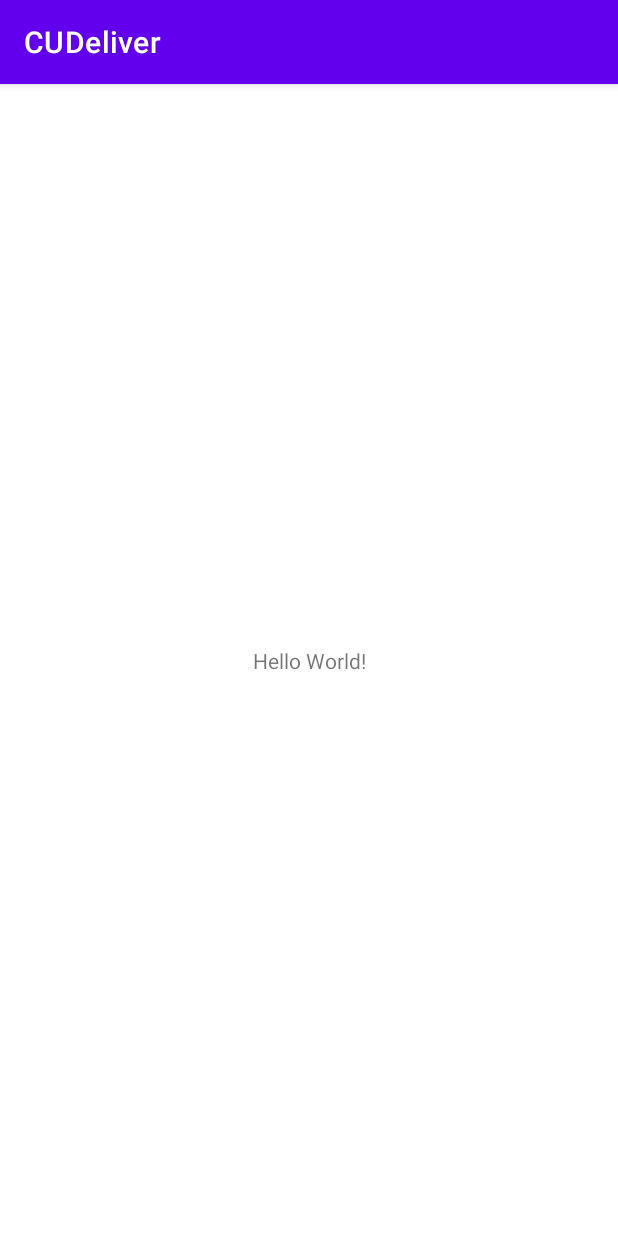
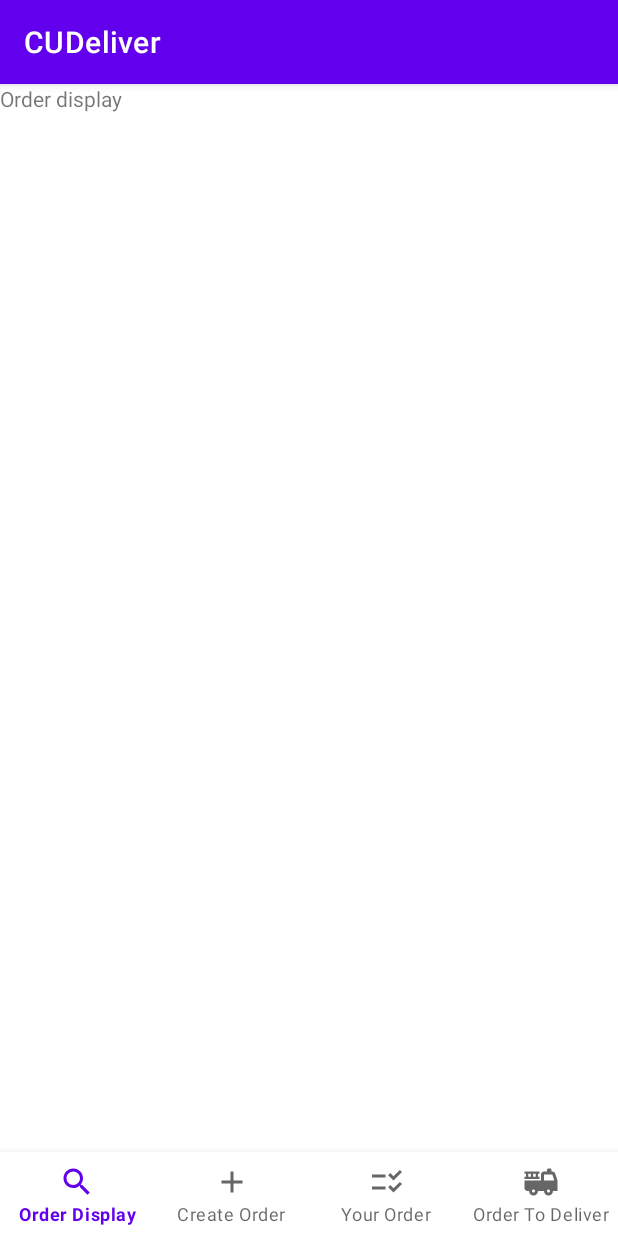
Before and after one commit to CKY531/CUDeliver, an Android app: the screen it shows after launch (MainActivity before the commit, OrderActivity after it), on a phone screen of 412 x 824 dp. Run offline under Robolectric (Android 15) with nearby library versions, the phone set to English and light mode, and no system bars.

Commit message:
Add bottom nav bar

```diff
--- /dev/null
+++ b/app/src/main/java/edu/cuhk/cudeliver/OrderActivity.java
@@ -0,0 +1,53 @@
+package edu.cuhk.cudeliver;
+
+import androidx.appcompat.app.AppCompatActivity;
+import androidx.fragment.app.Fragment;
+import androidx.fragment.app.FragmentManager;
+import androidx.fragment.app.FragmentTransaction;
+
+import android.os.Bundle;
+
+import edu.cuhk.cudeliver.databinding.ActivityOrderBinding;
+
+public class OrderActivity extends AppCompatActivity {
+
+    ActivityOrderBinding orderBinding;
+
+    @Override
+    protected void onCreate(Bundle savedInstanceState) {
+        super.onCreate(savedInstanceState);
+        orderBinding = ActivityOrderBinding.inflate(getLayoutInflater());
+        setContentView(orderBinding.getRoot());
+        replaceFrag(new OrderDisplayFragment());
+
+        //Add Listener to listen to bottom nav bar
+        orderBinding.bottomNavigationView.setOnItemSelectedListener(item -> {
+
+            switch (item.getItemId()) {
+                case R.id.create:
+                    replaceFrag(new OrderCreateFragment());
+                    break;
+                case R.id.orderList:
+                    replaceFrag(new OrderDisplayFragment());
+                    break;
+                case R.id.yourOrder:
+                    replaceFrag(new YourOrderFragment());
+                    break;
+                case R.id.orderToDeliver:
+                    replaceFrag(new OrderToDeliverFragment());
+                    break;
+            }
+
+            return true;
+        });
+    }
+
+    //Replace old order fragment with the new one according to the selected item in bottom nav
+    public void replaceFrag(Fragment frag) {
+        FragmentManager fMan = getSupportFragmentManager();
+        FragmentTransaction fTran = fMan.beginTransaction();
+        fTran.replace(R.id.orderFragLayout, frag);
+        fTran.commit();
+    }
+
+}
--- /dev/null
+++ b/app/src/main/java/edu/cuhk/cudeliver/OrderDisplayFragment.java
@@ -0,0 +1,64 @@
+package edu.cuhk.cudeliver;
+
+import android.os.Bundle;
+
+import androidx.fragment.app.Fragment;
+
+import android.view.LayoutInflater;
+import android.view.View;
+import android.view.ViewGroup;
+
+/**
+ * A simple {@link Fragment} subclass.
+ * Use the {@link OrderDisplayFragment#newInstance} factory method to
+ * create an instance of this fragment.
+ */
+public class OrderDisplayFragment extends Fragment {
+
+    // TODO: Rename parameter arguments, choose names that match
+    // the fragment initialization parameters, e.g. ARG_ITEM_NUMBER
+    private static final String ARG_PARAM1 = "param1";
+    private static final String ARG_PARAM2 = "param2";
+
+    // TODO: Rename and change types of parameters
+    private String mParam1;
+    private String mParam2;
+
+    public OrderDisplayFragment() {
+        // Required empty public constructor
+    }
+
+    /**
+     * Use this factory method to create a new instance of
+     * this fragment using the provided parameters.
+     *
+     * @param param1 Parameter 1.
+     * @param param2 Parameter 2.
+     * @return A new instance of fragment OrderDisplayFragment.
+     */
+    // TODO: Rename and change types and number of parameters
+    public static OrderDisplayFragment newInstance(String param1, String param2) {
+        OrderDisplayFragment fragment = new OrderDisplayFragment();
+        Bundle args = new Bundle();
+        args.putString(ARG_PARAM1, param1);
+        args.putString(ARG_PARAM2, param2);
+        fragment.setArguments(args);
+        return fragment;
+    }
+
+    @Override
+    public void onCreate(Bundle savedInstanceState) {
+        super.onCreate(savedInstanceState);
+        if (getArguments() != null) {
+            mParam1 = getArguments().getString(ARG_PARAM1);
+            mParam2 = getArguments().getString(ARG_PARAM2);
+        }
+    }
+
+    @Override
+    public View onCreateView(LayoutInflater inflater, ViewGroup container,
+                             Bundle savedInstanceState) {
+        // Inflate the layout for this fragment
+        return inflater.inflate(R.layout.fragment_order_display, container, false);
+    }
+}
--- /dev/null
+++ b/app/src/main/res/drawable/ic_baseline_add_24.xml
@@ -0,0 +1,5 @@
+<vector android:height="24dp" android:tint="#000000"
+    android:viewportHeight="24" android:viewportWidth="24"
+    android:width="24dp" xmlns:android="http://schemas.android.com/apk/res/android">
+    <path android:fillColor="@android:color/white" android:pathData="M19,13h-6v6h-2v-6H5v-2h6V5h2v6h6v2z"/>
+</vector>
--- /dev/null
+++ b/app/src/main/res/drawable/ic_baseline_checklist_rtl_24.xml
@@ -0,0 +1,5 @@
+<vector android:height="24dp" android:tint="#000000"
+    android:viewportHeight="24" android:viewportWidth="24"
+    android:width="24dp" xmlns:android="http://schemas.android.com/apk/res/android">
+    <path android:fillColor="@android:color/white" android:pathData="M11,7H2v2h9V7zM11,15H2v2h9V15zM16.34,11l-3.54,-3.54l1.41,-1.41l2.12,2.12l4.24,-4.24L22,5.34L16.34,11zM16.34,19l-3.54,-3.54l1.41,-1.41l2.12,2.12l4.24,-4.24L22,13.34L16.34,19z"/>
+</vector>
--- /dev/null
+++ b/app/src/main/res/drawable/ic_baseline_fire_truck_24.xml
@@ -0,0 +1,6 @@
+<vector android:height="24dp" android:tint="#000000"
+    android:viewportHeight="24" android:viewportWidth="24"
+    android:width="24dp" xmlns:android="http://schemas.android.com/apk/res/android">
+    <path android:fillColor="@android:color/white" android:pathData="M22.9,10.69l-1.44,-4.32C21.18,5.55 20.42,5 19.56,5H19V4c0,-0.55 -0.45,-1 -1,-1h-1c-0.55,0 -1,0.45 -1,1v1h-2c-1.1,0 -2,0.9 -2,2v4H1v5c0,1.1 0.9,2 2,2h1c0,1.66 1.34,3 3,3s3,-1.34 3,-3h4c0,1.66 1.34,3 3,3s3,-1.34 3,-3h3v-6.68C23,11.11 22.97,10.9 22.9,10.69zM7,19c-0.55,0 -1,-0.45 -1,-1s0.45,-1 1,-1s1,0.45 1,1S7.55,19 7,19zM17,19c-0.55,0 -1,-0.45 -1,-1s0.45,-1 1,-1s1,0.45 1,1S17.55,19 17,19zM14,11V7h5.56l1.33,4H14z"/>
+    <path android:fillColor="@android:color/white" android:pathData="M11,8.5h-1v-2h1V5H1v1.5h1v2H1V10h10V8.5zM5.25,8.5H3.5v-2h1.75V8.5zM8.5,8.5H6.75v-2H8.5V8.5z"/>
+</vector>
--- /dev/null
+++ b/app/src/main/res/drawable/ic_baseline_search_24.xml
@@ -0,0 +1,5 @@
+<vector android:height="24dp" android:tint="#000000"
+    android:viewportHeight="24" android:viewportWidth="24"
+    android:width="24dp" xmlns:android="http://schemas.android.com/apk/res/android">
+    <path android:fillColor="@android:color/white" android:pathData="M15.5,14h-0.79l-0.28,-0.27C15.41,12.59 16,11.11 16,9.5 16,5.91 13.09,3 9.5,3S3,5.91 3,9.5 5.91,16 9.5,16c1.61,0 3.09,-0.59 4.23,-1.57l0.27,0.28v0.79l5,4.99L20.49,19l-4.99,-5zM9.5,14C7.01,14 5,11.99 5,9.5S7.01,5 9.5,5 14,7.01 14,9.5 11.99,14 9.5,14z"/>
+</vector>
--- /dev/null
+++ b/app/src/main/res/layout/activity_order.xml
@@ -0,0 +1,31 @@
+<?xml version="1.0" encoding="utf-8"?>
+<androidx.constraintlayout.widget.ConstraintLayout xmlns:android="http://schemas.android.com/apk/res/android"
+    xmlns:app="http://schemas.android.com/apk/res-auto"
+    xmlns:tools="http://schemas.android.com/tools"
+    android:layout_width="match_parent"
+    android:layout_height="match_parent"
+    tools:context=".OrderActivity">
+
+    <FrameLayout
+        android:id="@+id/orderFragLayout"
+        android:layout_width="0dp"
+        android:layout_height="0dp"
+        app:layout_constraintBottom_toTopOf="@+id/bottomNavigationView"
+        app:layout_constraintEnd_toEndOf="parent"
+        app:layout_constraintHorizontal_bias="0.0"
+        app:layout_constraintStart_toStartOf="parent"
+        app:layout_constraintTop_toTopOf="parent"
+        >
+
+    </FrameLayout>
+
+    <com.google.android.material.bottomnavigation.BottomNavigationView
+        android:id="@+id/bottomNavigationView"
+        android:layout_width="match_parent"
+        android:layout_height="wrap_content"
+        app:labelVisibilityMode="labeled"
+        app:layout_constraintBottom_toBottomOf="parent"
+        app:layout_constraintEnd_toEndOf="parent"
+        app:layout_constraintStart_toStartOf="parent"
+        app:menu="@menu/bottom_nav_menu" />
+</androidx.constraintlayout.widget.ConstraintLayout>
--- /dev/null
+++ b/app/src/main/res/layout/fragment_order_display.xml
@@ -0,0 +1,14 @@
+<?xml version="1.0" encoding="utf-8"?>
+<FrameLayout xmlns:android="http://schemas.android.com/apk/res/android"
+    xmlns:tools="http://schemas.android.com/tools"
+    android:layout_width="match_parent"
+    android:layout_height="match_parent"
+    tools:context=".OrderDisplayFragment">
+
+    <!-- TODO: Update blank fragment layout -->
+    <TextView
+        android:layout_width="match_parent"
+        android:layout_height="match_parent"
+        android:text="Order display" />
+
+</FrameLayout>
--- /dev/null
+++ b/app/src/main/res/menu/bottom_nav_menu.xml
@@ -0,0 +1,16 @@
+<?xml version="1.0" encoding="utf-8"?>
+<menu xmlns:android="http://schemas.android.com/apk/res/android">
+
+    <item android:id="@+id/orderList"
+        android:title="@string/order_list"
+        android:icon="@drawable/ic_baseline_search_24" />
+    <item android:id="@+id/create"
+        android:title="@string/order_create"
+        android:icon="@drawable/ic_baseline_add_24" />
+    <item android:id="@+id/yourOrder"
+        android:title="@string/your_order"
+        android:icon="@drawable/ic_baseline_checklist_rtl_24" />
+    <item android:id="@+id/orderToDeliver"
+        android:title="@string/order"
+        android:icon="@drawable/ic_baseline_fire_truck_24" />
+</menu>
--- a/app/src/main/res/values/strings.xml
+++ b/app/src/main/res/values/strings.xml
@@ -1,3 +1,9 @@
 <resources>
     <string name="app_name">CUDeliver</string>
+    <string name="your_order">Your Order</string>
+    <string name="order">Order To Deliver</string>
+    <string name="order_list">Order Display</string>
+    <string name="order_create">Create Order</string>
+    <!-- TODO: Remove or change this placeholder text -->
+    <!--    <string name="hello_blank_fragment">Hello blank fragment</string>-->
 </resources>
```
Also changed, not shown: app/build.gradle (+5 -2 lines), app/src/main/AndroidManifest.xml (+17 -1 lines), app/src/main/java/edu/cuhk/cudeliver/OrderCreateFragment.java (added, +64 -0 lines), app/src/main/java/edu/cuhk/cudeliver/OrderToDeliverFragment.java (added, +64 -0 lines), app/src/main/java/edu/cuhk/cudeliver/YourOrderFragment.java (added, +64 -0 lines), app/src/main/res/layout/fragment_order_create.xml (added, +14 -0 lines), app/src/main/res/layout/fragment_order_to_deliver.xml (added, +14 -0 lines), app/src/main/res/layout/fragment_your_order.xml (added, +14 -0 lines).
